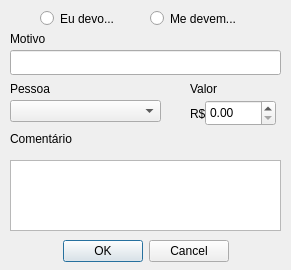
Old version of the form ui/divida.ui in the repository vazerick/controle_gastos.
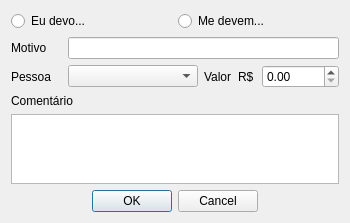
New version of the form.

Commit message: Atualização de layout

What changed in the file:
```diff
--- a/ui/divida.ui
+++ b/ui/divida.ui
@@ -6,22 +6,42 @@
    <rect>
     <x>0</x>
     <y>0</y>
-    <width>291</width>
-    <height>270</height>
+    <width>350</width>
+    <height>218</height>
    </rect>
   </property>
+  <property name="minimumSize">
+   <size>
+    <width>350</width>
+    <height>0</height>
+   </size>
+  </property>
   <property name="windowTitle">
    <string>Dívida</string>
   </property>
+  <layout class="QVBoxLayout" name="verticalLayout">
+   <item>
+    <layout class="QHBoxLayout" name="horizontalLayout">
+     <item>
+      <widget class="QRadioButton" name="radioButton">
+       <property name="text">
+        <string>Eu devo...</string>
+       </property>
+      </widget>
+     </item>
+     <item>
+      <widget class="QRadioButton" name="radioButton_2">
+       <property name="text">
+        <string>Me devem...</string>
+       </property>
+      </widget>
+     </item>
+    </layout>
+   </item>
+   <item>
+    <layout class="QHBoxLayout" name="horizontalLayout_2">
+     <item>
   <widget class="QLabel" name="labelReserva">
-   <property name="geometry">
-    <rect>
-     <x>10</x>
-     <y>30</y>
-     <width>51</width>
-     <height>17</height>
-    </rect>
-   </property>
    <property name="minimumSize">
     <size>
      <width>51</width>
@@ -38,61 +58,59 @@
     <string>Motivo</string>
    </property>
   </widget>
-  <widget class="QLineEdit" name="inputReserva">
-   <property name="geometry">
-    <rect>
-     <x>10</x>
-     <y>50</y>
-     <width>271</width>
-     <height>25</height>
-    </rect>
-   </property>
-  </widget>
-  <widget class="QTextEdit" name="textComentario">
-   <property name="geometry">
-    <rect>
-     <x>10</x>
-     <y>160</y>
-     <width>271</width>
-     <height>71</height>
-    </rect>
-   </property>
-  </widget>
-  <widget class="QLabel" name="labelComentario">
-   <property name="geometry">
-    <rect>
-     <x>10</x>
-     <y>130</y>
-     <width>81</width>
+     </item>
+     <item>
+      <widget class="QLineEdit" name="inputReserva"/>
+     </item>
+    </layout>
+   </item>
+   <item>
+    <layout class="QHBoxLayout" name="horizontalLayout_3">
+     <item>
+      <widget class="QLabel" name="labelReserva_2">
+       <property name="minimumSize">
+        <size>
+         <width>51</width>
+         <height>17</height>
+        </size>
+       </property>
+       <property name="maximumSize">
+        <size>
+         <width>51</width>
      <height>17</height>
-    </rect>
+        </size>
    </property>
    <property name="text">
-    <string>Comentário</string>
-   </property>
-  </widget>
+        <string>Pessoa</string>
+       </property>
+      </widget>
+     </item>
+     <item>
+      <widget class="QComboBox" name="comboBox">
+       <property name="minimumSize">
+        <size>
+         <width>130</width>
+         <height>0</height>
+        </size>
+       </property>
+      </widget>
+     </item>
+     <item>
   <widget class="QLabel" name="labelValor">
-   <property name="geometry">
-    <rect>
-     <x>190</x>
-     <y>80</y>
-     <width>41</width>
-     <height>17</height>
-    </rect>
-   </property>
    <property name="text">
     <string>Valor</string>
    </property>
   </widget>
+     </item>
+     <item>
+      <widget class="QLabel" name="labelValor_2">
+       <property name="text">
+        <string>R$</string>
+       </property>
+      </widget>
+     </item>
+     <item>
   <widget class="QDoubleSpinBox" name="spinValor">
-   <property name="geometry">
-    <rect>
-     <x>205</x>
-     <y>100</y>
-     <width>71</width>
-     <height>26</height>
-    </rect>
-   </property>
    <property name="decimals">
     <number>2</number>
    </property>
@@ -103,28 +121,21 @@
     <double>0.000000000000000</double>
    </property>
   </widget>
-  <widget class="QLabel" name="labelValor_2">
-   <property name="geometry">
-    <rect>
-     <x>190</x>
-     <y>105</y>
-     <width>16</width>
-     <height>17</height>
-    </rect>
-   </property>
+     </item>
+    </layout>
+   </item>
+   <item>
+    <widget class="QLabel" name="labelComentario">
    <property name="text">
-    <string>R$</string>
-   </property>
-  </widget>
+      <string>Comentário</string>
+     </property>
+    </widget>
+   </item>
+   <item>
+    <widget class="QTextEdit" name="textComentario"/>
+   </item>
+   <item>
   <widget class="QDialogButtonBox" name="buttonBox">
-   <property name="geometry">
-    <rect>
-     <x>0</x>
-     <y>240</y>
-     <width>291</width>
-     <height>23</height>
-    </rect>
-   </property>
    <property name="standardButtons">
     <set>QDialogButtonBox::Cancel|QDialogButtonBox::Ok</set>
    </property>
@@ -132,67 +143,8 @@
     <bool>true</bool>
    </property>
   </widget>
-  <widget class="QRadioButton" name="radioButton">
-   <property name="geometry">
-    <rect>
-     <x>40</x>
-     <y>10</y>
-     <width>82</width>
-     <height>17</height>
-    </rect>
-   </property>
-   <property name="text">
-    <string>Eu devo...</string>
-   </property>
-  </widget>
-  <widget class="QRadioButton" name="radioButton_2">
-   <property name="geometry">
-    <rect>
-     <x>150</x>
-     <y>10</y>
-     <width>91</width>
-     <height>17</height>
-    </rect>
-   </property>
-   <property name="text">
-    <string>Me devem...</string>
-   </property>
-  </widget>
-  <widget class="QLabel" name="labelReserva_2">
-   <property name="geometry">
-    <rect>
-     <x>10</x>
-     <y>80</y>
-     <width>51</width>
-     <height>17</height>
-    </rect>
-   </property>
-   <property name="minimumSize">
-    <size>
-     <width>51</width>
-     <height>17</height>
-    </size>
-   </property>
-   <property name="maximumSize">
-    <size>
-     <width>51</width>
-     <height>17</height>
-    </size>
-   </property>
-   <property name="text">
-    <string>Pessoa</string>
-   </property>
-  </widget>
-  <widget class="QComboBox" name="comboBox">
-   <property name="geometry">
-    <rect>
-     <x>10</x>
-     <y>100</y>
-     <width>151</width>
-     <height>22</height>
-    </rect>
-   </property>
-  </widget>
+   </item>
+  </layout>
  </widget>
  <tabstops>
   <tabstop>inputReserva</tabstop>
```
Lines whose indentation alone changed are shown as unchanged. The commit also changes 9 other files.
